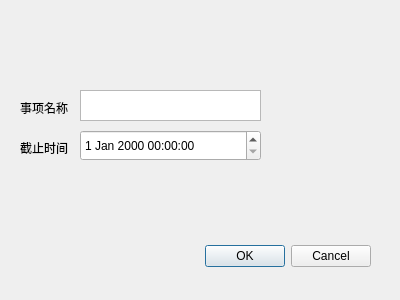
Old version of the form dialog.ui in the repository lcclcc233/Qtodo.
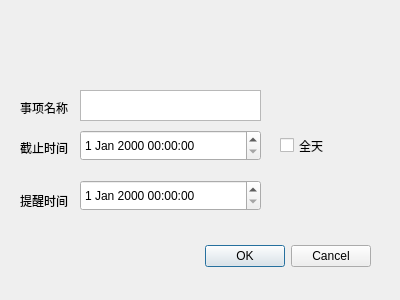
New version of the form.

Patch:
```diff
--- a/dialog.ui
+++ b/dialog.ui
@@ -75,6 +75,42 @@
     <string>事项名称</string>
    </property>
   </widget>
+  <widget class="QCheckBox" name="wholeday_checkBox">
+   <property name="geometry">
+    <rect>
+     <x>280</x>
+     <y>130</y>
+     <width>51</width>
+     <height>31</height>
+    </rect>
+   </property>
+   <property name="text">
+    <string>全天</string>
+   </property>
+  </widget>
+  <widget class="QDateTimeEdit" name="dateTimeEdit_2">
+   <property name="geometry">
+    <rect>
+     <x>80</x>
+     <y>180</y>
+     <width>181</width>
+     <height>31</height>
+    </rect>
+   </property>
+  </widget>
+  <widget class="QLabel" name="label_3">
+   <property name="geometry">
+    <rect>
+     <x>20</x>
+     <y>190</y>
+     <width>51</width>
+     <height>21</height>
+    </rect>
+   </property>
+   <property name="text">
+    <string>提醒时间</string>
+   </property>
+  </widget>
  </widget>
  <resources/>
  <connections>
```
